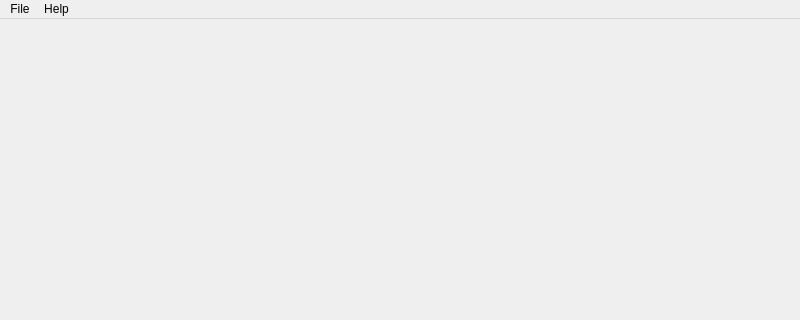
The window that src/CMainGUI.ui (BootsmannApp/bootsmann) describes before a commit, drawn with Qt 5; both pictures show x 0 to 800 and y 0 to 320 of the 800 by 600 pixel window.
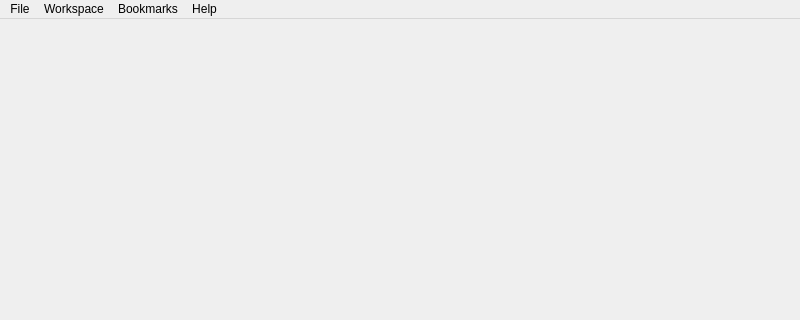
The same window after the commit. Icons and pictures are not drawn.

Patch:
```diff
--- a/src/CMainGUI.ui
+++ b/src/CMainGUI.ui
@@ -48,7 +48,24 @@
     <addaction name="separator"/>
     <addaction name="actionDonate"/>
    </widget>
+   <widget class="QMenu" name="menuWorkspace">
+    <property name="title">
+     <string>Workspace</string>
+    </property>
+    <addaction name="actionNewWorkspace"/>
+    <addaction name="actionRenameWorkspace"/>
+    <addaction name="actionLoadWorkspace"/>
+    <addaction name="actionSaveWorkspace"/>
+    <addaction name="actionCloseWorkspace"/>
+   </widget>
+   <widget class="QMenu" name="menuBookmarks">
+    <property name="title">
+     <string>Bookmarks</string>
+    </property>
+   </widget>
    <addaction name="menuFile"/>
+   <addaction name="menuWorkspace"/>
+   <addaction name="menuBookmarks"/>
    <addaction name="menuHelp"/>
   </widget>
   <widget class="QStatusBar" name="statusbar"/>
```
Left out of the diff: 5 changed lines with no effect on the pictures.
